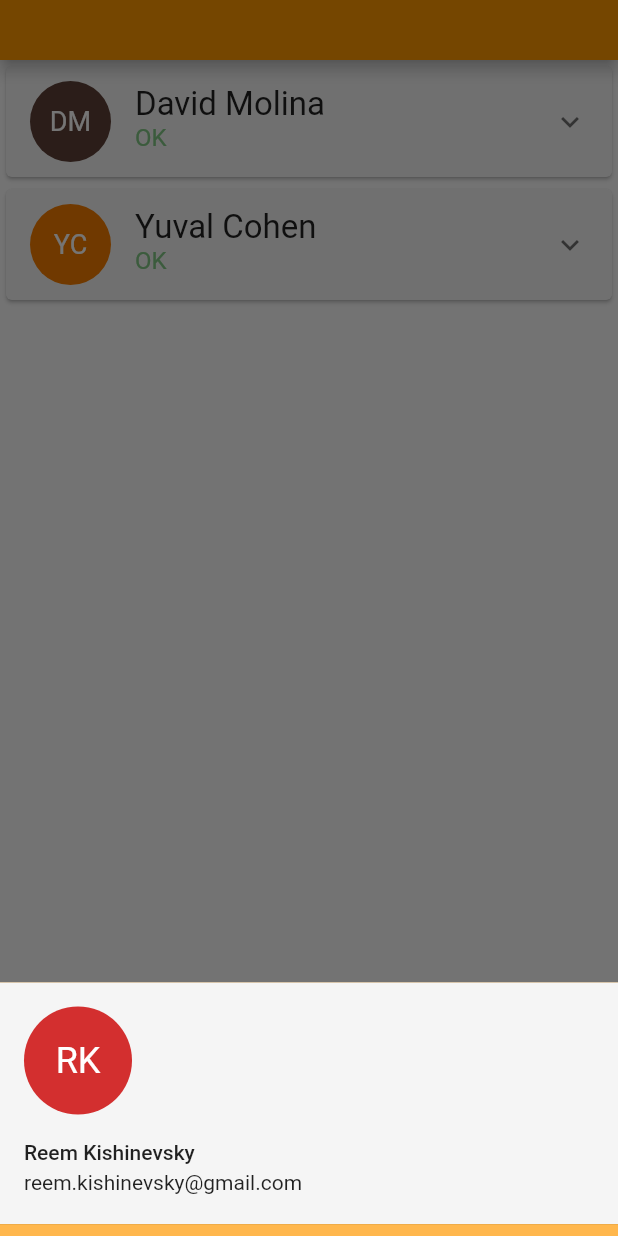
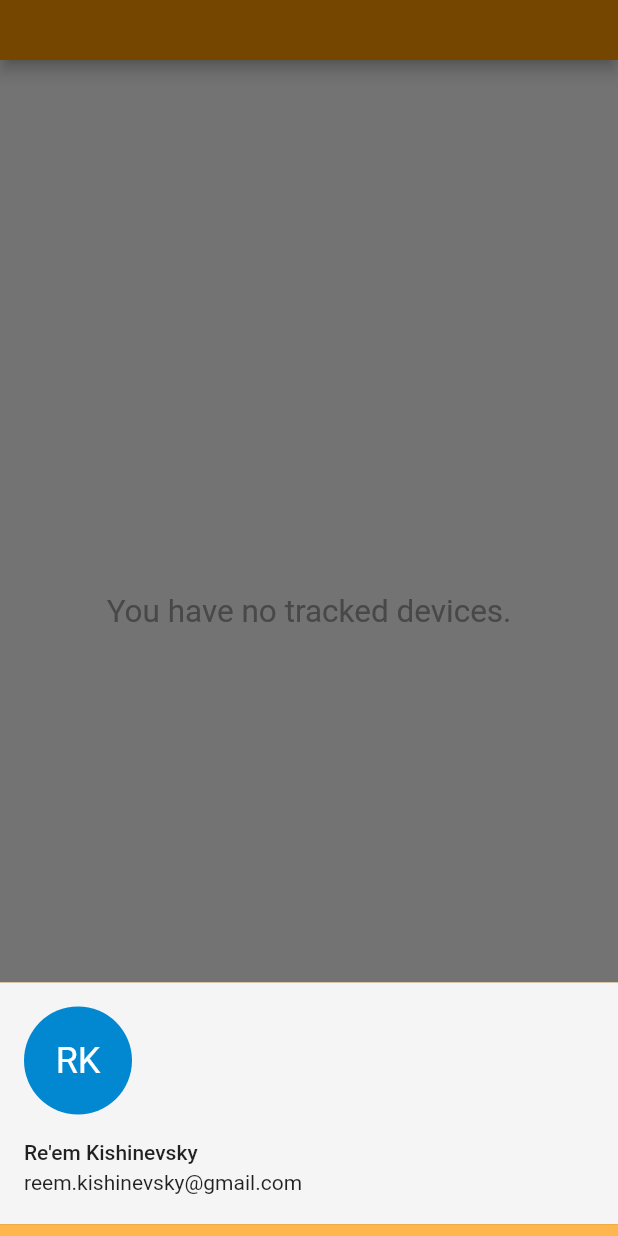
Before and after one commit to ReemKish/bsc-internet-of-things-project, a Flutter app: the screen it shows after launch, after a tap on the "person" icon, on a phone screen of 412 x 824 dp. Run offline on Flutter 3.47's test engine with Material 2 defaults, Android fonts, the phone set to English and light mode, and no system bars; missing offline and left inert: mobile_scanner.

Commit message:
Added QR Scanner and mock azure.dart;

```diff
--- a/app/lib/routes/home.dart
+++ b/app/lib/routes/home.dart
@@ -1,11 +1,13 @@
 // ===== home.dart ==============================
 // Home page of the app. Shows list of linked devices.
 
+import 'package:app/utilities/azure.dart';
 import 'package:flutter/material.dart';
 import 'package:app/utilities/alerts.dart';
 import 'package:app/widgets/bottom_bar.dart';
 import 'package:app/utilities/structures.dart';
 import 'package:app/utilities/avatar.dart';
+import 'package:app/routes/scan_qr.dart';
 
 
 class HomeRoute extends StatefulWidget {
@@ -17,19 +19,14 @@ class HomeRoute extends StatefulWidget {
 
 
 class HomeRouteState extends State<HomeRoute> {
-  final _tracked = <Device>[
-    Device(1, Profile("David Molina", "davidm@gmail.com", "054-123-4567"), notify: false),
-    Device(2, Profile("Yuval Cohen", "yuvalc@walla.co.il", "054-631-1200")),
-  ];
+  final _tracked = <Device>[];
 
 
   Widget _buildDeviceList() {
-    return  ListView(
-      children: _tracked.map(
-        (device) {
-          return DeviceItem(this, device);
-        },
-      ).toList(),
+    List<Widget> list = _tracked.map((device) => DeviceItem(this, device)).toList();
+    return ListView(
+      padding: const EdgeInsets.only(top: 4.0, bottom: 32),
+      children: list
     );
   }
 
@@ -46,11 +43,24 @@ class HomeRouteState extends State<HomeRoute> {
       ),
     );
 
+
+
     return Scaffold(
       appBar: AppBar(toolbarHeight: 40),
       body: _tracked.isEmpty ? noDevicesMsg : _buildDeviceList(),
       floatingActionButton: FloatingActionButton(
-              onPressed: () {},
+              onPressed: () {
+                Navigator.of(context).push(
+                  MaterialPageRoute(
+                    builder: (context) =>
+                      buildqr(context, (id) {
+                        setState(() {
+                          _tracked.add(id2device(id));
+                        });
+                    })
+                  )
+                );
+              },
               tooltip: "Scan device QR",
               child: const Icon(Icons.add),
       ),
--- a/app/lib/utilities/structures.dart
+++ b/app/lib/utilities/structures.dart
@@ -9,7 +9,7 @@ class Profile {
 }
 
 class Device {
-  int id;
+  String id;
   Profile holder;
   bool notify;
   Device(this.id, this.holder, {this.notify = true});
--- a/app/lib/widgets/bottom_bar.dart
+++ b/app/lib/widgets/bottom_bar.dart
@@ -50,9 +50,9 @@ class _BottomSheetContent extends StatelessWidget {
     return Column(
         children: [
           UserAccountsDrawerHeader(
-            accountName: const Text("Reem Kishinevsky"),
+            accountName: const Text("Re'em Kishinevsky"),
             accountEmail: const Text("reem.kishinevsky@gmail.com"),
-            currentAccountPicture: name2avatar("Reem Kishinevsky"),
+            currentAccountPicture: name2avatar("Re'em Kishinevsky"),
             decoration: BoxDecoration(
             color: Theme.of(context).cardColor,
           ),
```
Also changed, not shown: app/lib/routes/scan_qr.dart (added, +48 -0 lines), app/lib/utilities/azure.dart (added, +13 -0 lines).
